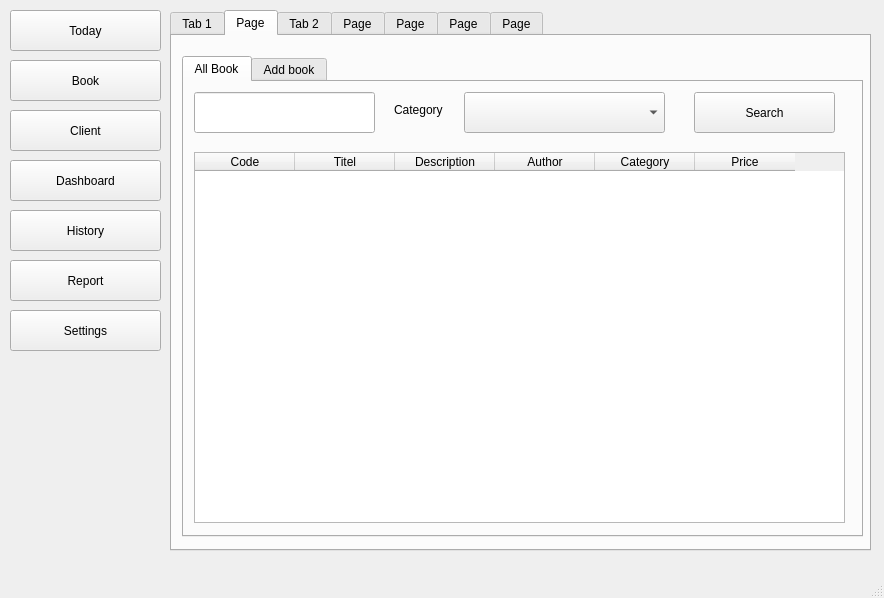
Above: project.ui from peterramsis/projectLibraryPython before the change. Below: the same form after it.
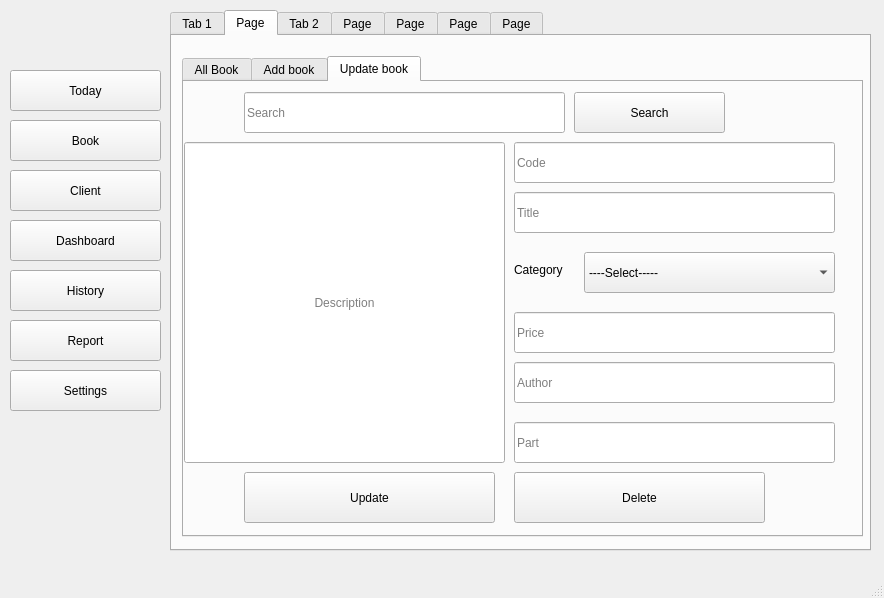
That is the form after the change. The open tabs and pages were chosen to show the change. Icons and pictures are not drawn.

Commit message: add page book,client,settings,today

```diff
--- a/project.ui
+++ b/project.ui
@@ -220,6 +220,327 @@
        <attribute name="title">
         <string>Add book</string>
        </attribute>
+       <widget class="QLineEdit" name="lineEdit_2">
+        <property name="geometry">
+         <rect>
+          <x>10</x>
+          <y>20</y>
+          <width>321</width>
+          <height>351</height>
+         </rect>
+        </property>
+        <property name="alignment">
+         <set>Qt::AlignCenter</set>
+        </property>
+        <property name="placeholderText">
+         <string>Description</string>
+        </property>
+       </widget>
+       <widget class="QLineEdit" name="lineEdit_3">
+        <property name="geometry">
+         <rect>
+          <x>340</x>
+          <y>70</y>
+          <width>321</width>
+          <height>41</height>
+         </rect>
+        </property>
+        <property name="text">
+         <string/>
+        </property>
+        <property name="placeholderText">
+         <string>Title</string>
+        </property>
+       </widget>
+       <widget class="QComboBox" name="comboBox_3">
+        <property name="geometry">
+         <rect>
+          <x>410</x>
+          <y>130</y>
+          <width>251</width>
+          <height>41</height>
+         </rect>
+        </property>
+        <item>
+         <property name="text">
+          <string>----Select-----</string>
+         </property>
+        </item>
+       </widget>
+       <widget class="QLabel" name="label_2">
+        <property name="geometry">
+         <rect>
+          <x>340</x>
+          <y>140</y>
+          <width>49</width>
+          <height>16</height>
+         </rect>
+        </property>
+        <property name="text">
+         <string>Category</string>
+        </property>
+       </widget>
+       <widget class="QLineEdit" name="lineEdit_4">
+        <property name="geometry">
+         <rect>
+          <x>340</x>
+          <y>180</y>
+          <width>321</width>
+          <height>41</height>
+         </rect>
+        </property>
+        <property name="text">
+         <string/>
+        </property>
+        <property name="placeholderText">
+         <string>Price</string>
+        </property>
+       </widget>
+       <widget class="QLineEdit" name="lineEdit_5">
+        <property name="geometry">
+         <rect>
+          <x>340</x>
+          <y>230</y>
+          <width>321</width>
+          <height>41</height>
+         </rect>
+        </property>
+        <property name="text">
+         <string/>
+        </property>
+        <property name="placeholderText">
+         <string>Author</string>
+        </property>
+       </widget>
+       <widget class="QLineEdit" name="lineEdit_6">
+        <property name="geometry">
+         <rect>
+          <x>340</x>
+          <y>280</y>
+          <width>321</width>
+          <height>41</height>
+         </rect>
+        </property>
+        <property name="text">
+         <string/>
+        </property>
+        <property name="placeholderText">
+         <string>Part</string>
+        </property>
+       </widget>
+       <widget class="QPushButton" name="pushButton_9">
+        <property name="geometry">
+         <rect>
+          <x>180</x>
+          <y>390</y>
+          <width>341</width>
+          <height>51</height>
+         </rect>
+        </property>
+        <property name="text">
+         <string>Add</string>
+        </property>
+       </widget>
+       <widget class="QLineEdit" name="lineEdit_7">
+        <property name="geometry">
+         <rect>
+          <x>340</x>
+          <y>20</y>
+          <width>321</width>
+          <height>41</height>
+         </rect>
+        </property>
+        <property name="text">
+         <string/>
+        </property>
+        <property name="placeholderText">
+         <string>Code</string>
+        </property>
+       </widget>
+      </widget>
+      <widget class="QWidget" name="tab_10">
+       <attribute name="title">
+        <string>Update book</string>
+       </attribute>
+       <widget class="QLabel" name="label_3">
+        <property name="geometry">
+         <rect>
+          <x>330</x>
+          <y>180</y>
+          <width>49</width>
+          <height>16</height>
+         </rect>
+        </property>
+        <property name="text">
+         <string>Category</string>
+        </property>
+       </widget>
+       <widget class="QLineEdit" name="lineEdit_8">
+        <property name="geometry">
+         <rect>
+          <x>330</x>
+          <y>280</y>
+          <width>321</width>
+          <height>41</height>
+         </rect>
+        </property>
+        <property name="text">
+         <string/>
+        </property>
+        <property name="placeholderText">
+         <string>Author</string>
+        </property>
+       </widget>
+       <widget class="QLineEdit" name="lineEdit_9">
+        <property name="geometry">
+         <rect>
+          <x>330</x>
+          <y>110</y>
+          <width>321</width>
+          <height>41</height>
+         </rect>
+        </property>
+        <property name="text">
+         <string/>
+        </property>
+        <property name="placeholderText">
+         <string>Title</string>
+        </property>
+       </widget>
+       <widget class="QPushButton" name="pushButton_10">
+        <property name="geometry">
+         <rect>
+          <x>60</x>
+          <y>390</y>
+          <width>251</width>
+          <height>51</height>
+         </rect>
+        </property>
+        <property name="text">
+         <string>Update</string>
+        </property>
+       </widget>
+       <widget class="QLineEdit" name="lineEdit_10">
+        <property name="geometry">
+         <rect>
+          <x>330</x>
+          <y>230</y>
+          <width>321</width>
+          <height>41</height>
+         </rect>
+        </property>
+        <property name="text">
+         <string/>
+        </property>
+        <property name="placeholderText">
+         <string>Price</string>
+        </property>
+       </widget>
+       <widget class="QLineEdit" name="lineEdit_11">
+        <property name="geometry">
+         <rect>
+          <x>330</x>
+          <y>340</y>
+          <width>321</width>
+          <height>41</height>
+         </rect>
+        </property>
+        <property name="text">
+         <string/>
+        </property>
+        <property name="placeholderText">
+         <string>Part</string>
+        </property>
+       </widget>
+       <widget class="QLineEdit" name="lineEdit_12">
+        <property name="geometry">
+         <rect>
+          <x>0</x>
+          <y>60</y>
+          <width>321</width>
+          <height>321</height>
+         </rect>
+        </property>
+        <property name="alignment">
+         <set>Qt::AlignCenter</set>
+        </property>
+        <property name="placeholderText">
+         <string>Description</string>
+        </property>
+       </widget>
+       <widget class="QComboBox" name="comboBox_4">
+        <property name="geometry">
+         <rect>
+          <x>400</x>
+          <y>170</y>
+          <width>251</width>
+          <height>41</height>
+         </rect>
+        </property>
+        <item>
+         <property name="text">
+          <string>----Select-----</string>
+         </property>
+        </item>
+       </widget>
+       <widget class="QLineEdit" name="lineEdit_13">
+        <property name="geometry">
+         <rect>
+          <x>330</x>
+          <y>60</y>
+          <width>321</width>
+          <height>41</height>
+         </rect>
+        </property>
+        <property name="text">
+         <string/>
+        </property>
+        <property name="placeholderText">
+         <string>Code</string>
+        </property>
+       </widget>
+       <widget class="QPushButton" name="pushButton_11">
+        <property name="geometry">
+         <rect>
+          <x>330</x>
+          <y>390</y>
+          <width>251</width>
+          <height>51</height>
+         </rect>
+        </property>
+        <property name="text">
+         <string>Delete</string>
+        </property>
+       </widget>
+       <widget class="QPushButton" name="pushButton_12">
+        <property name="geometry">
+         <rect>
+          <x>390</x>
+          <y>10</y>
+          <width>151</width>
+          <height>41</height>
+         </rect>
+        </property>
+        <property name="text">
+         <string>Search</string>
+        </property>
+       </widget>
+       <widget class="QLineEdit" name="lineEdit_14">
+        <property name="geometry">
+         <rect>
+          <x>60</x>
+          <y>10</y>
+          <width>321</width>
+          <height>41</height>
+         </rect>
+        </property>
+        <property name="text">
+         <string/>
+        </property>
+        <property name="placeholderText">
+         <string>Search</string>
+        </property>
+       </widget>
       </widget>
      </widget>
     </widget>
@@ -253,7 +574,7 @@
     <property name="geometry">
      <rect>
       <x>10</x>
-      <y>10</y>
+      <y>70</y>
       <width>151</width>
       <height>41</height>
      </rect>
@@ -276,7 +597,7 @@
     <property name="geometry">
      <rect>
       <x>10</x>
-      <y>60</y>
+      <y>120</y>
       <width>151</width>
       <height>41</height>
      </rect>
@@ -299,7 +620,7 @@
     <property name="geometry">
      <rect>
       <x>10</x>
-      <y>110</y>
+      <y>170</y>
       <width>151</width>
       <height>41</height>
      </rect>
@@ -322,7 +643,7 @@
     <property name="geometry">
      <rect>
       <x>10</x>
-      <y>160</y>
+      <y>220</y>
       <width>151</width>
       <height>41</height>
      </rect>
@@ -345,7 +666,7 @@
     <property name="geometry">
      <rect>
       <x>10</x>
-      <y>210</y>
+      <y>270</y>
       <width>151</width>
       <height>41</height>
      </rect>
@@ -368,7 +689,7 @@
     <property name="geometry">
      <rect>
       <x>10</x>
-      <y>260</y>
+      <y>320</y>
       <width>151</width>
       <height>41</height>
      </rect>
@@ -391,7 +712,7 @@
     <property name="geometry">
      <rect>
       <x>10</x>
-      <y>310</y>
+      <y>370</y>
       <width>151</width>
       <height>41</height>
      </rect>
```
Left out of the diff: 451 changed lines with no effect on the pictures.
